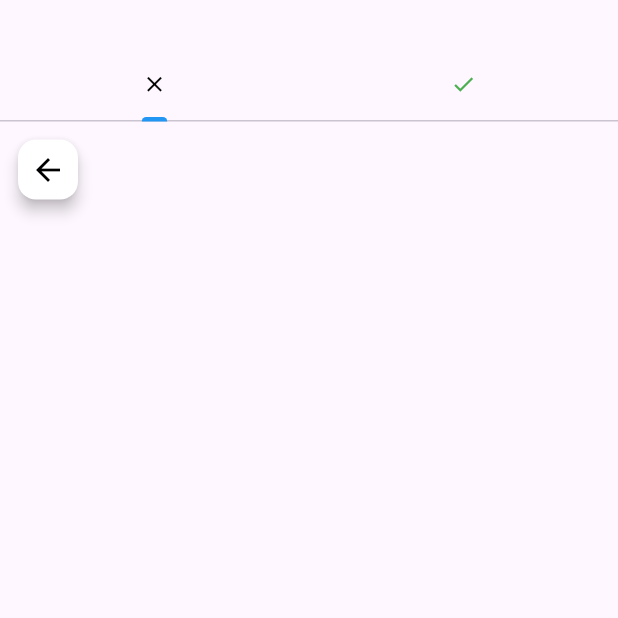
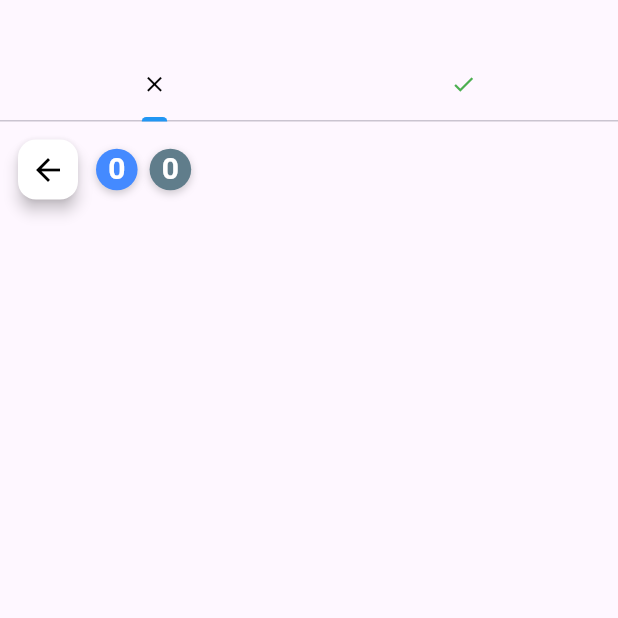
Before and after one commit to alfredLazaro/appFlut, a Flutter app: the screen it shows after launch, after a tap on the "navigate next" icon, on a phone screen of 412 x 824 dp, the top half of it. Run offline on Flutter 3.47's test engine with Material 3 defaults, Android fonts, the phone set to English and light mode, and no system bars; our stand-ins replace dio, flutter_dotenv, flutter_tts, logger, speech_to_text, sqflite; accounts and stored records are empty; network calls fail; statements that could not run were skipped.

Commit message:
todo funciona bien edicion contadores, posiciones etc

```diff
--- a/lib/models/pf_ing_model.dart
+++ b/lib/models/pf_ing_model.dart
@@ -4,7 +4,7 @@ class PfIng{
     final String word;
     final String sentence;
     int learn;
-    String? imageUrl = '/ruta.png';
+    String? imageUrl = 'assets/img_defecto.jpg';
     String? context;
     String createdAt;
     String updatedAt;
@@ -15,7 +15,7 @@ class PfIng{
         required this.word,
         required this.sentence,
         required this.learn,
-        this.imageUrl = '/ruta.png',
+        this.imageUrl = 'assets/img_defecto.jpg',
         this.context,
         required this.createdAt,
         required this.updatedAt,
@@ -27,6 +27,8 @@ class PfIng{
         String? definicion,
         String? sentence,
         int? learn,
+        String? imageUrl,
+        String? context,
         String? createdAt,
         String? updatedAt,
       }) {
@@ -36,6 +38,8 @@ class PfIng{
           definicion: definicion ?? this.definicion,
           sentence: sentence ?? this.sentence,
           learn: learn ?? this.learn,
+          imageUrl: imageUrl ?? this.imageUrl,
+          context: context ?? this.context,
           createdAt: createdAt ?? this.createdAt,
           updatedAt: updatedAt ?? this.updatedAt,
         );
--- a/lib/screens/pagina2.dart
+++ b/lib/screens/pagina2.dart
@@ -15,11 +15,15 @@ class _Pagina2State extends State<Pagina2> {
   final DatabaseService _dbService = DatabaseService();
   late List<PfIng> notLearnedWords;
   late List<PfIng> _learnedWords;
-  final nroRepetitions = 4; // Número de repeticiones para considerar "aprendido"
+  final nroRepetitions = 5; // Número de repeticiones para considerar "aprendido"
+  int nAprendids=0;
+  int cantPalabs=0;
   @override
   void initState(){
     super.initState();
     _filterWords(); //inicializa
+    nAprendids=_learnedWords.length;
+    cantPalabs=widget.words.length;
   }
 
   // Función para actualizar el estado de aprendizaje de la palabra
@@ -41,6 +45,7 @@ class _Pagina2State extends State<Pagina2> {
       _learnedWords.remove(word);
       notLearnedWords.remove(word);//por si acaso
       notLearnedWords.insert(0,word);
+      nAprendids-=1;
     });
   }
 
@@ -52,6 +57,7 @@ class _Pagina2State extends State<Pagina2> {
       if(word.learn<nroRepetitions){
         notLearnedWords.insert(0,word);
       }else{
+        nAprendids+=1;
         _learnedWords.add(word);
       }
     });
@@ -67,6 +73,7 @@ class _Pagina2State extends State<Pagina2> {
         notLearnedWords.remove(pOrig);
         _learnedWords.remove(pOrig);
         _learnedWords.add(pOrig);
+        nAprendids+=1;
       }else{
         resetLearn(pOrig);
       }
@@ -82,10 +89,6 @@ class _Pagina2State extends State<Pagina2> {
         appBar: AppBar(
           toolbarHeight: isLandscape ? 40.0 : null,
           automaticallyImplyLeading: false,
-          /* leading: IconButton(
-            icon: const Icon(Icons.arrow_back),
-            onPressed: () => Navigator.pop(context),
-          ), */
           title: const SizedBox.shrink(),
           bottom: PreferredSize(
             preferredSize: Size.fromHeight(isLandscape ? 8.0: 25.0),
@@ -114,7 +117,10 @@ class _Pagina2State extends State<Pagina2> {
             Positioned(
               top: MediaQuery.of(context).padding.top + 8, // Respeta el notch y da un pequeño margen
               left: 8,
-              child: FloatingActionButton(
+              child: Row(
+                mainAxisSize: MainAxisSize.min,
+                children: [
+                  FloatingActionButton(
                     mini: true, // Tamaño más pequeño
                     heroTag: 'backButton', // Necesario si hay otros FABs
                     onPressed: () => Navigator.pop(context),
@@ -123,6 +129,54 @@ class _Pagina2State extends State<Pagina2> {
                     foregroundColor: Colors.black, // Color del icono
                     elevation: 4.0, // Sombra
                   ),
+                  const SizedBox(width: 8),
+                  Container(
+                    padding: const EdgeInsets.all(8),
+                    decoration: BoxDecoration(
+                      color: Colors.blueAccent,//color de fondo del contador
+                      shape: BoxShape.circle,
+                      boxShadow: [
+                        BoxShadow(
+                          color: Colors.black.withOpacity(0.2),
+                          blurRadius: 4,
+                          offset: const Offset(0, 2),
+                        ),
+                      ],
+                    ),
+                    child: Text(
+                      '$nAprendids',
+                      style: const TextStyle(
+                        color: Colors.white,
+                        fontSize: 20,
+                        fontWeight: FontWeight.bold,
+                      ),
+                    ),
+                  ),
+                  const SizedBox(width: 8),
+                  Container(
+                    padding: const EdgeInsets.all(8),
+                    decoration: BoxDecoration(
+                      color: Colors.blueGrey,//color de fondo del contador
+                      shape: BoxShape.circle,
+                      boxShadow: [
+                        BoxShadow(
+                          color: Colors.black.withOpacity(0.2),
+                          blurRadius: 4,
+                          offset: const Offset(0, 2),
+                        ),
+                      ],
+                    ),
+                    child: Text(
+                      '$cantPalabs',
+                      style: const TextStyle(
+                        color: Colors.white,
+                        fontSize: 20,
+                        fontWeight: FontWeight.bold,
+                      ),
+                    ),
+                  ),
+                ]
+              ),
             ),
           ],
         ),
--- a/lib/widgets/EnglishFlashCard.dart
+++ b/lib/widgets/EnglishFlashCard.dart
@@ -177,7 +177,7 @@ class _EnglishFlasCardState extends State<EnglishFlashCard> {
 
               ),
 
-              const SizedBox(height: 10),
+              const SizedBox(height: 2),
               //Palabra en ingles
               Flexible(
                 child: FittedBox(
@@ -193,7 +193,7 @@ class _EnglishFlasCardState extends State<EnglishFlashCard> {
                         ),
                 ),
               ),
-              const SizedBox(height: 10),
+              const SizedBox(height: 5),
               //Instruccion para voltear
               Text(
                 'Tap to see definition',
@@ -203,7 +203,7 @@ class _EnglishFlasCardState extends State<EnglishFlashCard> {
                   color: widget.textColor.withOpacity(0.6),
                 ),
               ),
-              const SizedBox(height: 15),
+              const SizedBox(height: 10),
               //botones de control
               SizedBox(
                 height: constraints.maxHeight * 0.2,
@@ -241,7 +241,6 @@ class _EnglishFlasCardState extends State<EnglishFlashCard> {
                   ],
                 )
               ),
-
             ],
           ),
       );
@@ -298,7 +297,7 @@ class _EnglishFlasCardState extends State<EnglishFlashCard> {
                 ],
               ),
 
-              SizedBox(height: constraints.maxHeight * 0.03),
+              SizedBox(height: constraints.maxHeight * 0.02),
 
               // Definición
               _buildDefinitionSection(
@@ -307,7 +306,7 @@ class _EnglishFlasCardState extends State<EnglishFlashCard> {
                 () => speakf(_word.definicion),
               ),
 
-              SizedBox(height: constraints.maxHeight * 0.03),
+              SizedBox(height: constraints.maxHeight * 0.02),
 
               // Ejemplo
               _buildExampleSection(
--- a/lib/widgets/FlashCardDeck.dart
+++ b/lib/widgets/FlashCardDeck.dart
@@ -30,30 +30,7 @@ class FlashCardDeck extends StatelessWidget {
         child: isPortrait
           ? _buildPortraitLayout()
           : _buildLandscapeLayout(),
-        /* child: Stack(
-          alignment: Alignment.center,
-          children: [
-            for (int i = 0; i < min(flashCards.length, 5); i++) // Mostrar máximo 5
-              Positioned(
-                bottom: i * 5,
-                right: i * 5,
-                  child: SizedBox(
-                    width: 300,
-                    height: 400,
-                    child: EnglishFlashCard(
-                      key: ValueKey(flashCards[i].id),
-                      wordData: flashCards[i],
-                      learn: flashCards[i].learn,
-                      word: flashCards[i].word,
-                      onLearned: () => onLearnedTap(flashCards[i]),
-                      resetLearn: ()=> resetLearn(flashCards[i]),
-                      testingWord: (cad) => isLearned(flashCards[i],cad),//se supone que le envia la palabra desde el card
-                      cardColor: cardColor,
-                    ),
-                  ),
-              ),
-          ],
-        ), */
+
       ),
     );
   }
@@ -63,8 +40,8 @@ class FlashCardDeck extends StatelessWidget {
           children: [
             for (int i = 0; i < min(flashCards.length, 5); i++) // Mostrar máximo 5
               Positioned(
-                bottom: i * 5,
-                right: i * 5,
+                top: i * 5,
+                left: i * 5,
                   child: SizedBox(
                     width: 300,
                     height: 400,
```
Lines whose indentation alone changed are shown as unchanged.
